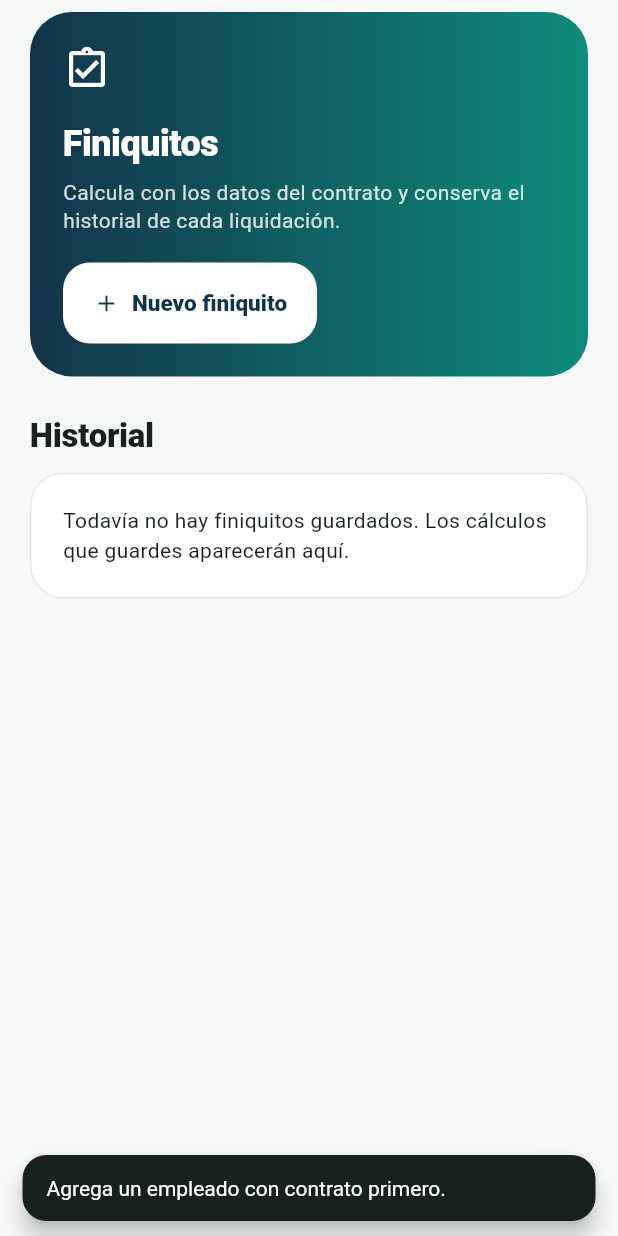
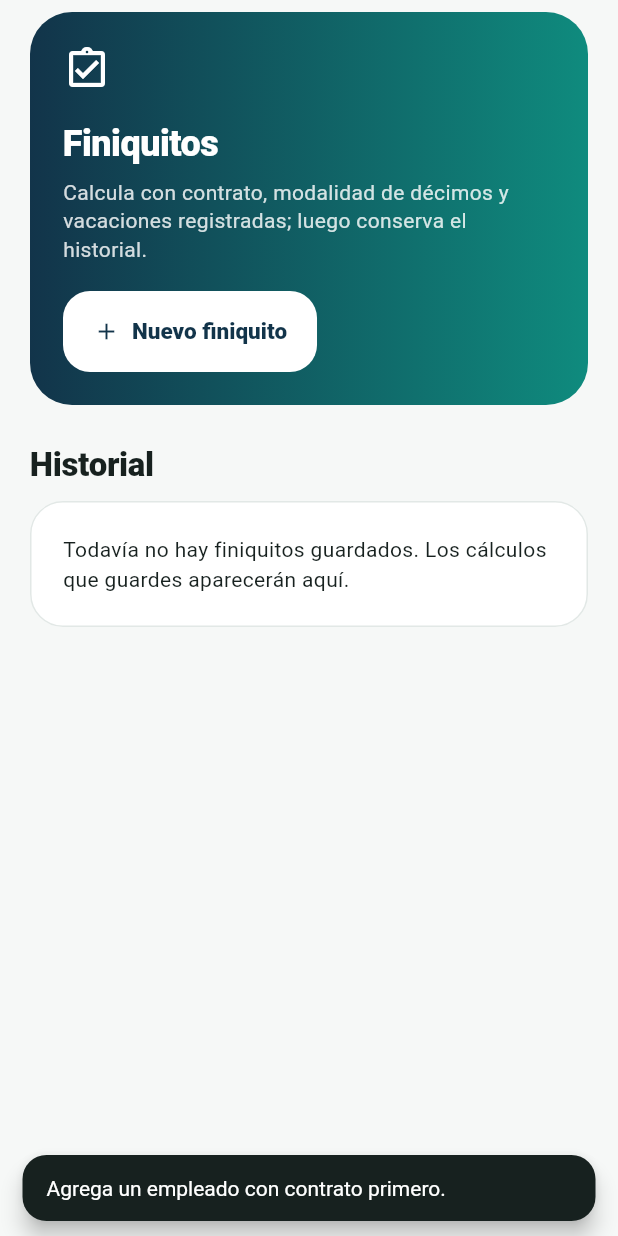
Before and after one commit to Haroldhv4/laboralec, a Flutter app: the SettlementsPage widget shown alone on an empty page, opened directly with empty values, after a tap on "Nuevo finiquito", on a phone screen of 412 x 824 dp. Run offline on Flutter 3.47's test engine with Material 3 defaults, Android fonts, the light colour scheme and no system bars; our stand-ins replace pdf, printing, supabase_flutter; accounts and stored records are empty.

Commit message:
feat: automatizar finiquito con historial de vacaciones

```diff
--- a/lib/features/settlements/settlements_page.dart
+++ b/lib/features/settlements/settlements_page.dart
@@ -5,7 +5,7 @@ import '../../data/models.dart';
 import '../../data/operational_models.dart';
 import '../../data/operational_repositories.dart';
 import '../../data/repositories.dart';
-import '../calculators/settlement_calculator_page.dart';
+import 'employee_settlement_page.dart';
 
 class SettlementsPage extends StatefulWidget {
   const SettlementsPage({super.key, required this.company});
@@ -71,7 +71,7 @@ class _SettlementsPageState extends State<SettlementsPage> {
     if (selected == null || !mounted) return;
     await Navigator.of(context).push(
       MaterialPageRoute(
-        builder: (_) => SettlementCalculatorPage(record: selected, companyRegion: widget.company.region),
+        builder: (_) => EmployeeSettlementPage(record: selected, companyRegion: widget.company.region),
       ),
     );
     if (mounted) setState(_reload);
@@ -101,7 +101,7 @@ class _SettlementsPageState extends State<SettlementsPage> {
                 const SizedBox(height: 18),
                 Text('Finiquitos', style: Theme.of(context).textTheme.headlineSmall?.copyWith(color: Colors.white, fontWeight: FontWeight.w900)),
                 const SizedBox(height: 7),
-                Text('Calcula con los datos del contrato y conserva el historial de cada liquidación.', style: TextStyle(color: Colors.white.withValues(alpha: 0.82), height: 1.35)),
+                Text('Calcula con contrato, modalidad de décimos y vacaciones registradas; luego conserva el historial.', style: TextStyle(color: Colors.white.withValues(alpha: 0.82), height: 1.35)),
                 const SizedBox(height: 18),
                 FilledButton.icon(
                   style: FilledButton.styleFrom(backgroundColor: Colors.white, foregroundColor: scheme.primary),
```
